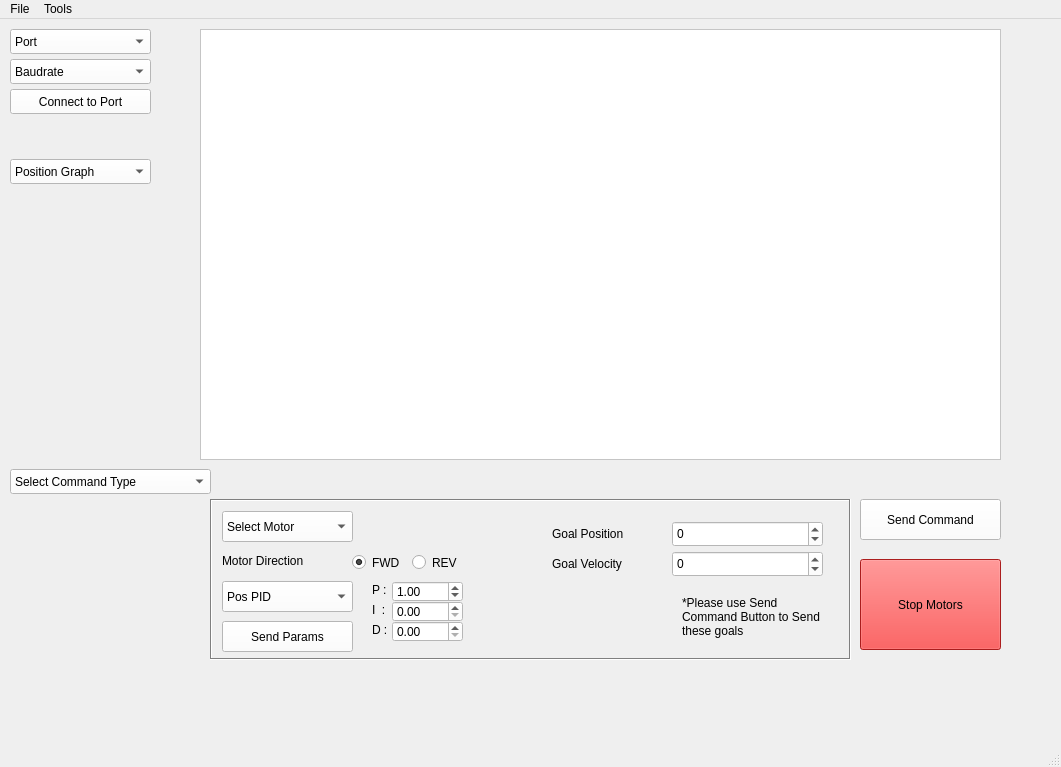
First picture: the form in python_serial/Controller_GUI/ui/Controller_GUI.ui, repository dstoianovici/Teensy4_L298_MotorController, before the edit.
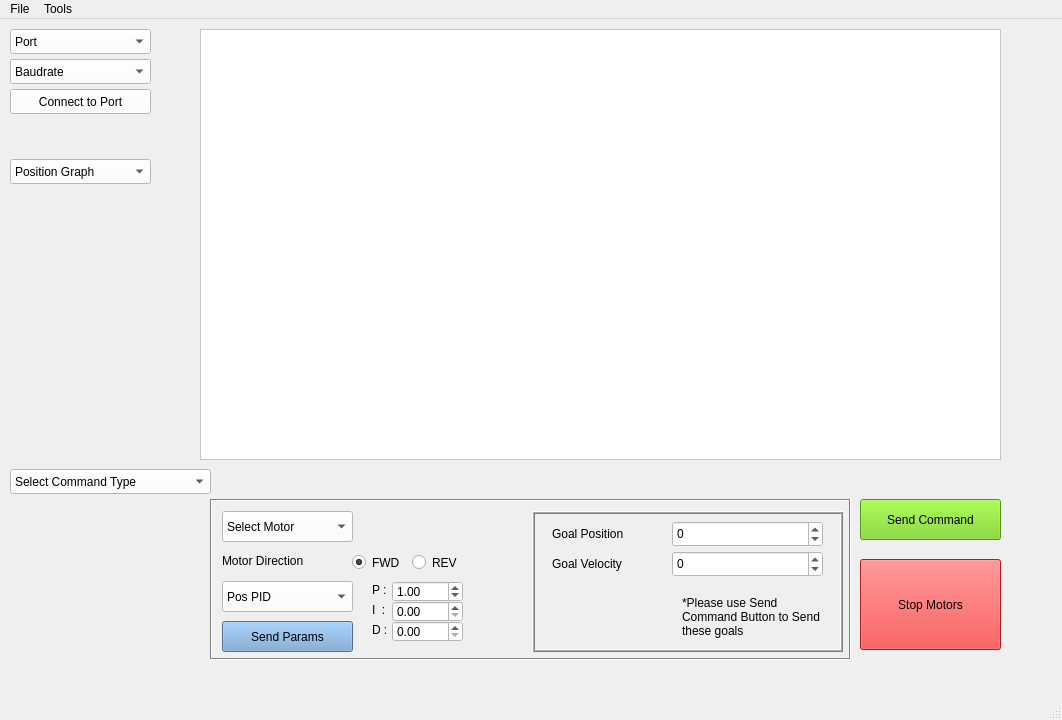
Second picture: the form after the edit. The open tabs and pages were chosen to show the change. Custom widgets are drawn as their Qt base class.

What changed in the file:
```diff
--- a/python_serial/Controller_GUI/ui/Controller_GUI.ui
+++ b/python_serial/Controller_GUI/ui/Controller_GUI.ui
@@ -6,8 +6,8 @@
    <rect>
     <x>0</x>
     <y>0</y>
-    <width>1061</width>
-    <height>767</height>
+    <width>1062</width>
+    <height>720</height>
    </rect>
   </property>
   <property name="windowTitle">
@@ -501,6 +501,421 @@
       <height>41</height>
      </rect>
     </property>
+    <property name="palette">
+     <palette>
+      <active>
+       <colorrole role="WindowText">
+        <brush brushstyle="SolidPattern">
+         <color alpha="255">
+          <red>0</red>
+          <green>0</green>
+          <blue>0</blue>
+         </color>
+        </brush>
+       </colorrole>
+       <colorrole role="Button">
+        <brush brushstyle="SolidPattern">
+         <color alpha="255">
+          <red>115</red>
+          <green>210</green>
+          <blue>22</blue>
+         </color>
+        </brush>
+       </colorrole>
+       <colorrole role="Light">
+        <brush brushstyle="SolidPattern">
+         <color alpha="255">
+          <red>170</red>
+          <green>255</green>
+          <blue>87</blue>
+         </color>
+        </brush>
+       </colorrole>
+       <colorrole role="Midlight">
+        <brush brushstyle="SolidPattern">
+         <color alpha="255">
+          <red>142</red>
+          <green>232</green>
+          <blue>54</blue>
+         </color>
+        </brush>
+       </colorrole>
+       <colorrole role="Dark">
+        <brush brushstyle="SolidPattern">
+         <color alpha="255">
+          <red>57</red>
+          <green>105</green>
+          <blue>11</blue>
+         </color>
+        </brush>
+       </colorrole>
+       <colorrole role="Mid">
+        <brush brushstyle="SolidPattern">
+         <color alpha="255">
+          <red>76</red>
+          <green>140</green>
+          <blue>14</blue>
+         </color>
+        </brush>
+       </colorrole>
+       <colorrole role="Text">
+        <brush brushstyle="SolidPattern">
+         <color alpha="255">
+          <red>0</red>
+          <green>0</green>
+          <blue>0</blue>
+         </color>
+        </brush>
+       </colorrole>
+       <colorrole role="BrightText">
+        <brush brushstyle="SolidPattern">
+         <color alpha="255">
+          <red>255</red>
+          <green>255</green>
+          <blue>255</blue>
+         </color>
+        </brush>
+       </colorrole>
+       <colorrole role="ButtonText">
+        <brush brushstyle="SolidPattern">
+         <color alpha="255">
+          <red>0</red>
+          <green>0</green>
+          <blue>0</blue>
+         </color>
+        </brush>
+       </colorrole>
+       <colorrole role="Base">
+        <brush brushstyle="SolidPattern">
+         <color alpha="255">
+          <red>255</red>
+          <green>255</green>
+          <blue>255</blue>
+         </color>
+        </brush>
+       </colorrole>
+       <colorrole role="Window">
+        <brush brushstyle="SolidPattern">
+         <color alpha="255">
+          <red>115</red>
+          <green>210</green>
+          <blue>22</blue>
+         </color>
+        </brush>
+       </colorrole>
+       <colorrole role="Shadow">
+        <brush brushstyle="SolidPattern">
+         <color alpha="255">
+          <red>0</red>
+          <green>0</green>
+          <blue>0</blue>
+         </color>
+        </brush>
+       </colorrole>
+       <colorrole role="AlternateBase">
+        <brush brushstyle="SolidPattern">
+         <color alpha="255">
+          <red>185</red>
+          <green>232</green>
+          <blue>138</blue>
+         </color>
+        </brush>
+       </colorrole>
+       <colorrole role="ToolTipBase">
+        <brush brushstyle="SolidPattern">
+         <color alpha="255">
+          <red>255</red>
+          <green>255</green>
+          <blue>220</blue>
+         </color>
+        </brush>
+       </colorrole>
+       <colorrole role="ToolTipText">
+        <brush brushstyle="SolidPattern">
+         <color alpha="255">
+          <red>0</red>
+          <green>0</green>
+          <blue>0</blue>
+         </color>
+        </brush>
+       </colorrole>
+      </active>
+      <inactive>
+       <colorrole role="WindowText">
+        <brush brushstyle="SolidPattern">
+         <color alpha="255">
+          <red>0</red>
+          <green>0</green>
+          <blue>0</blue>
+         </color>
+        </brush>
+       </colorrole>
+       <colorrole role="Button">
+        <brush brushstyle="SolidPattern">
+         <color alpha="255">
+          <red>115</red>
+          <green>210</green>
+          <blue>22</blue>
+         </color>
+        </brush>
+       </colorrole>
+       <colorrole role="Light">
+        <brush brushstyle="SolidPattern">
+         <color alpha="255">
+          <red>170</red>
+          <green>255</green>
+          <blue>87</blue>
+         </color>
+        </brush>
+       </colorrole>
+       <colorrole role="Midlight">
+        <brush brushstyle="SolidPattern">
+         <color alpha="255">
+          <red>142</red>
+          <green>232</green>
+          <blue>54</blue>
+         </color>
+        </brush>
+       </colorrole>
+       <colorrole role="Dark">
+        <brush brushstyle="SolidPattern">
+         <color alpha="255">
+          <red>57</red>
+          <green>105</green>
+          <blue>11</blue>
+         </color>
+        </brush>
+       </colorrole>
+       <colorrole role="Mid">
+        <brush brushstyle="SolidPattern">
+         <color alpha="255">
+          <red>76</red>
+          <green>140</green>
+          <blue>14</blue>
+         </color>
+        </brush>
+       </colorrole>
+       <colorrole role="Text">
+        <brush brushstyle="SolidPattern">
+         <color alpha="255">
+          <red>0</red>
+          <green>0</green>
+          <blue>0</blue>
+         </color>
+        </brush>
+       </colorrole>
+       <colorrole role="BrightText">
+        <brush brushstyle="SolidPattern">
+         <color alpha="255">
+          <red>255</red>
+          <green>255</green>
+          <blue>255</blue>
+         </color>
+        </brush>
+       </colorrole>
+       <colorrole role="ButtonText">
+        <brush brushstyle="SolidPattern">
+         <color alpha="255">
+          <red>0</red>
+          <green>0</green>
+          <blue>0</blue>
+         </color>
+        </brush>
+       </colorrole>
+       <colorrole role="Base">
+        <brush brushstyle="SolidPattern">
+         <color alpha="255">
+          <red>255</red>
+          <green>255</green>
+          <blue>255</blue>
+         </color>
+        </brush>
+       </colorrole>
+       <colorrole role="Window">
+        <brush brushstyle="SolidPattern">
+         <color alpha="255">
+          <red>115</red>
+          <green>210</green>
+          <blue>22</blue>
+         </color>
+        </brush>
+       </colorrole>
+       <colorrole role="Shadow">
+        <brush brushstyle="SolidPattern">
+         <color alpha="255">
+          <red>0</red>
+          <green>0</green>
+          <blue>0</blue>
+         </color>
+        </brush>
+       </colorrole>
+       <colorrole role="AlternateBase">
+        <brush brushstyle="SolidPattern">
+         <color alpha="255">
+          <red>185</red>
+          <green>232</green>
+          <blue>138</blue>
+         </color>
+        </brush>
+       </colorrole>
+       <colorrole role="ToolTipBase">
+        <brush brushstyle="SolidPattern">
+         <color alpha="255">
+          <red>255</red>
+          <green>255</green>
+          <blue>220</blue>
+         </color>
+        </brush>
+       </colorrole>
+       <colorrole role="ToolTipText">
+        <brush brushstyle="SolidPattern">
+         <color alpha="255">
+          <red>0</red>
+          <green>0</green>
+          <blue>0</blue>
+         </color>
+        </brush>
+       </colorrole>
+      </inactive>
+      <disabled>
+       <colorrole role="WindowText">
+        <brush brushstyle="SolidPattern">
+         <color alpha="255">
+          <red>57</red>
+          <green>105</green>
+          <blue>11</blue>
+         </color>
+        </brush>
+       </colorrole>
+       <colorrole role="Button">
+        <brush brushstyle="SolidPattern">
+         <color alpha="255">
+          <red>115</red>
+          <green>210</green>
+          <blue>22</blue>
+         </color>
+        </brush>
+       </colorrole>
+       <colorrole role="Light">
+        <brush brushstyle="SolidPattern">
+         <color alpha="255">
+          <red>170</red>
+          <green>255</green>
+          <blue>87</blue>
+         </color>
+        </brush>
+       </colorrole>
+       <colorrole role="Midlight">
+        <brush brushstyle="SolidPattern">
+         <color alpha="255">
+          <red>142</red>
+          <green>232</green>
+          <blue>54</blue>
+         </color>
+        </brush>
+       </colorrole>
+       <colorrole role="Dark">
+        <brush brushstyle="SolidPattern">
+         <color alpha="255">
+          <red>57</red>
+          <green>105</green>
+          <blue>11</blue>
+         </color>
+        </brush>
+       </colorrole>
+       <colorrole role="Mid">
+        <brush brushstyle="SolidPattern">
+         <color alpha="255">
+          <red>76</red>
+          <green>140</green>
+          <blue>14</blue>
+         </color>
+        </brush>
+       </colorrole>
+       <colorrole role="Text">
+        <brush brushstyle="SolidPattern">
+         <color alpha="255">
+          <red>57</red>
+          <green>105</green>
+          <blue>11</blue>
+         </color>
+        </brush>
+       </colorrole>
+       <colorrole role="BrightText">
+        <brush brushstyle="SolidPattern">
+         <color alpha="255">
+          <red>255</red>
+          <green>255</green>
+          <blue>255</blue>
+         </color>
+        </brush>
+       </colorrole>
+       <colorrole role="ButtonText">
+        <brush brushstyle="SolidPattern">
+         <color alpha="255">
+          <red>57</red>
+          <green>105</green>
+          <blue>11</blue>
+         </color>
+        </brush>
+       </colorrole>
+       <colorrole role="Base">
+        <brush brushstyle="SolidPattern">
+         <color alpha="255">
+          <red>115</red>
+          <green>210</green>
+          <blue>22</blue>
+         </color>
+        </brush>
+       </colorrole>
+       <colorrole role="Window">
+        <brush brushstyle="SolidPattern">
+         <color alpha="255">
+          <red>115</red>
+          <green>210</green>
+          <blue>22</blue>
+         </color>
+        </brush>
+       </colorrole>
+       <colorrole role="Shadow">
+        <brush brushstyle="SolidPattern">
+         <color alpha="255">
+          <red>0</red>
+          <green>0</green>
+          <blue>0</blue>
+         </color>
+        </brush>
+       </colorrole>
+       <colorrole role="AlternateBase">
+        <brush brushstyle="SolidPattern">
+         <color alpha="255">
+          <red>115</red>
+          <green>210</green>
+          <blue>22</blue>
+         </color>
+        </brush>
+       </colorrole>
+       <colorrole role="ToolTipBase">
+        <brush brushstyle="SolidPattern">
+         <color alpha="255">
+          <red>255</red>
+          <green>255</green>
+          <blue>220</blue>
+         </color>
+        </brush>
+       </colorrole>
+       <colorrole role="ToolTipText">
+        <brush brushstyle="SolidPattern">
+         <color alpha="255">
+          <red>0</red>
+          <green>0</green>
+          <blue>0</blue>
+         </color>
+        </brush>
+       </colorrole>
+      </disabled>
+     </palette>
+    </property>
     <property name="text">
      <string>Send Command</string>
     </property>
@@ -1736,6 +2151,424 @@
         <height>31</height>
        </rect>
       </property>
+      <property name="palette">
+       <palette>
+        <active>
+         <colorrole role="WindowText">
+          <brush brushstyle="SolidPattern">
+           <color alpha="255">
+            <red>0</red>
+            <green>0</green>
+            <blue>0</blue>
+           </color>
+          </brush>
+         </colorrole>
+         <colorrole role="Button">
+          <brush brushstyle="SolidPattern">
+           <color alpha="255">
+            <red>114</red>
+            <green>159</green>
+            <blue>207</blue>
+           </color>
+          </brush>
+         </colorrole>
+         <colorrole role="Light">
+          <brush brushstyle="SolidPattern">
+           <color alpha="255">
+            <red>196</red>
+            <green>225</green>
+            <blue>255</blue>
+           </color>
+          </brush>
+         </colorrole>
+         <colorrole role="Midlight">
+          <brush brushstyle="SolidPattern">
+           <color alpha="255">
+            <red>155</red>
+            <green>192</green>
+            <blue>231</blue>
+           </color>
+          </brush>
+         </colorrole>
+         <colorrole role="Dark">
+          <brush brushstyle="SolidPattern">
+           <color alpha="255">
+            <red>57</red>
+            <green>79</green>
+            <blue>103</blue>
+           </color>
+          </brush>
+         </colorrole>
+         <colorrole role="Mid">
+          <brush brushstyle="SolidPattern">
+           <color alpha="255">
+            <red>76</red>
+            <green>106</green>
+            <blue>138</blue>
+           </color>
+          </brush>
+         </colorrole>
+         <colorrole role="Text">
+          <brush brushstyle="SolidPattern">
+           <color alpha="255">
+            <red>0</red>
+            <green>0</green>
+            <blue>0</blue>
+           </color>
+          </brush>
+         </colorrole>
+         <colorrole role="BrightText">
+          <brush brushstyle="SolidPattern">
+           <color alpha="255">
+            <red>255</red>
+            <green>255</green>
+            <blue>255</blue>
+           </color>
+          </brush>
+         </colorrole>
+         <colorrole role="ButtonText">
+          <brush brushstyle="SolidPattern">
+           <color alpha="255">
+            <red>0</red>
+            <green>0</green>
+            <blue>0</blue>
+           </color>
+          </brush>
+         </colorrole>
+         <colorrole role="Base">
+          <brush brushstyle="SolidPattern">
+           <color alpha="255">
+            <red>255</red>
+            <green>255</green>
+            <blue>255</blue>
+           </color>
+          </brush>
+         </colorrole>
+         <colorrole role="Window">
+          <brush brushstyle="SolidPattern">
+           <color alpha="255">
+            <red>114</red>
+            <green>159</green>
+            <blue>207</blue>
+           </color>
+          </brush>
+         </colorrole>
+         <colorrole role="Shadow">
+          <brush brushstyle="SolidPattern">
+           <color alpha="255">
+            <red>0</red>
+            <green>0</green>
+            <blue>0</blue>
+           </color>
+          </brush>
+         </colorrole>
+         <colorrole role="AlternateBase">
+          <brush brushstyle="SolidPattern">
+           <color alpha="255">
+            <red>184</red>
+            <green>207</green>
+            <blue>231</blue>
+           </color>
+          </brush>
+         </colorrole>
+         <colorrole role="ToolTipBase">
+          <brush brushstyle="SolidPattern">
+           <color alpha="255">
+            <red>255</red>
+            <green>255</green>
+            <blue>220</blue>
+           </color>
+          </brush>
+         </colorrole>
+         <colorrole role="ToolTipText">
+          <brush brushstyle="SolidPattern">
+           <color alpha="255">
+            <red>0</red>
+            <green>0</green>
+            <blue>0</blue>
+           </color>
+          </brush>
+         </colorrole>
+        </active>
+        <inactive>
+         <colorrole role="WindowText">
+          <brush brushstyle="SolidPattern">
+           <color alpha="255">
+            <red>0</red>
+            <green>0</green>
+            <blue>0</blue>
+           </color>
+          </brush>
+         </colorrole>
+         <colorrole role="Button">
+          <brush brushstyle="SolidPattern">
+           <color alpha="255">
+            <red>114</red>
+            <green>159</green>
+            <blue>207</blue>
+           </color>
+          </brush>
+         </colorrole>
+         <colorrole role="Light">
+          <brush brushstyle="SolidPattern">
+           <color alpha="255">
+            <red>196</red>
+            <green>225</green>
+            <blue>255</blue>
+           </color>
+          </brush>
+         </colorrole>
+         <colorrole role="Midlight">
+          <brush brushstyle="SolidPattern">
+           <color alpha="255">
+            <red>155</red>
+            <green>192</green>
+            <blue>231</blue>
+           </color>
+          </brush>
+         </colorrole>
+         <colorrole role="Dark">
+          <brush brushstyle="SolidPattern">
+           <color alpha="255">
+            <red>57</red>
+            <green>79</green>
+            <blue>103</blue>
+           </color>
+          </brush>
+         </colorrole>
+         <colorrole role="Mid">
+          <brush brushstyle="SolidPattern">
+           <color alpha="255">
+            <red>76</red>
+            <green>106</green>
+            <blue>138</blue>
+           </color>
+          </brush>
+         </colorrole>
+         <colorrole role="Text">
+          <brush brushstyle="SolidPattern">
+           <color alpha="255">
+            <red>0</red>
+            <green>0</green>
+            <blue>0</blue>
+           </color>
+          </brush>
+         </colorrole>
+         <colorrole role="BrightText">
+          <brush brushstyle="SolidPattern">
+           <color alpha="255">
+            <red>255</red>
+            <green>255</green>
+            <blue>255</blue>
+           </color>
+          </brush>
+         </colorrole>
+         <colorrole role="ButtonText">
+          <brush brushstyle="SolidPattern">
+           <color alpha="255">
+            <red>0</red>
+            <green>0</green>
+            <blue>0</blue>
+           </color>
+          </brush>
+         </colorrole>
+         <colorrole role="Base">
+          <brush brushstyle="SolidPattern">
+           <color alpha="255">
+            <red>255</red>
+            <green>255</green>
+            <blue>255</blue>
+           </color>
+          </brush>
+         </colorrole>
+         <colorrole role="Window">
+          <brush brushstyle="SolidPattern">
+           <color alpha="255">
+            <red>114</red>
+            <green>159</green>
+            <blue>207</blue>
+           </color>
+          </brush>
+         </colorrole>
+         <colorrole role="Shadow">
+          <brush brushstyle="SolidPattern">
+           <color alpha="255">
+            <red>0</red>
+            <green>0</green>
+            <blue>0</blue>
+           </color>
+          </brush>
+         </colorrole>
+         <colorrole role="AlternateBase">
+          <brush brushstyle="SolidPattern">
+           <color alpha="255">
+            <red>184</red>
+            <green>207</green>
+            <blue>231</blue>
+           </color>
+          </brush>
+         </colorrole>
+         <colorrole role="ToolTipBase">
+          <brush brushstyle="SolidPattern">
+           <color alpha="255">
+            <red>255</red>
+            <green>255</green>
+            <blue>220</blue>
+           </color>
+          </brush>
+         </colorrole>
+         <colorrole role="ToolTipText">
+          <brush brushstyle="SolidPattern">
+           <color alpha="255">
+            <red>0</red>
+            <green>0</green>
+            <blue>0</blue>
+           </color>
+          </brush>
+         </colorrole>
+        </inactive>
+        <disabled>
+         <colorrole role="WindowText">
+          <brush brushstyle="SolidPattern">
+           <color alpha="255">
+            <red>57</red>
+            <green>79</green>
+            <blue>103</blue>
+           </color>
+          </brush>
+         </colorrole>
+         <colorrole role="Button">
+          <brush brushstyle="SolidPattern">
+           <color alpha="255">
+            <red>114</red>
+            <green>159</green>
+            <blue>207</blue>
+           </color>
+          </brush>
+         </colorrole>
+         <colorrole role="Light">
+          <brush brushstyle="SolidPattern">
+           <color alpha="255">
+            <red>196</red>
+            <green>225</green>
+            <blue>255</blue>
+           </color>
+          </brush>
+         </colorrole>
+         <colorrole role="Midlight">
+          <brush brushstyle="SolidPattern">
+           <color alpha="255">
+            <red>155</red>
+            <green>192</green>
+            <blue>231</blue>
+           </color>
+          </brush>
+         </colorrole>
+         <colorrole role="Dark">
+          <brush brushstyle="SolidPattern">
+           <color alpha="255">
+            <red>57</red>
+            <green>79</green>
+            <blue>103</blue>
+           </color>
+          </brush>
+         </colorrole>
+         <colorrole role="Mid">
+          <brush brushstyle="SolidPattern">
+           <color alpha="255">
+            <red>76</red>
+            <green>106</green>
+            <blue>138</blue>
+           </color>
+          </brush>
+         </colorrole>
+         <colorrole role="Text">
+          <brush brushstyle="SolidPattern">
+           <color alpha="255">
+            <red>57</red>
+            <green>79</green>
+            <blue>103</blue>
+           </color>
+          </brush>
+         </colorrole>
+         <colorrole role="BrightText">
+          <brush brushstyle="SolidPattern">
+           <color alpha="255">
+            <red>255</red>
+            <green>255</green>
+            <blue>255</blue>
+           </color>
+          </brush>
+         </colorrole>
+         <colorrole role="ButtonText">
+          <brush brushstyle="SolidPattern">
+           <color alpha="255">
+            <red>57</red>
+            <green>79</green>
+            <blue>103</blue>
+           </color>
+          </brush>
+         </colorrole>
+         <colorrole role="Base">
+          <brush brushstyle="SolidPattern">
+           <color alpha="255">
+            <red>114</red>
+            <green>159</green>
+            <blue>207</blue>
+           </color>
+          </brush>
+         </colorrole>
+         <colorrole role="Window">
+          <brush brushstyle="SolidPattern">
+           <color alpha="255">
+            <red>114</red>
+            <green>159</green>
+            <blue>207</blue>
+           </color>
+          </brush>
+         </colorrole>
+         <colorrole role="Shadow">
+          <brush brushstyle="SolidPattern">
+           <color alpha="255">
+            <red>0</red>
+            <green>0</green>
+            <blue>0</blue>
+           </color>
+          </brush>
+         </colorrole>
+         <colorrole role="AlternateBase">
+          <brush brushstyle="SolidPattern">
+           <color alpha="255">
+            <red>114</red>
+            <green>159</green>
+            <blue>207</blue>
+           </color>
+          </brush>
+         </colorrole>
+         <colorrole role="ToolTipBase">
+          <brush brushstyle="SolidPattern">
+           <color alpha="255">
+            <red>255</red>
+            <green>255</green>
+            <blue>220</blue>
+           </color>
+          </brush>
+         </colorrole>
+         <colorrole role="ToolTipText">
+          <brush brushstyle="SolidPattern">
+           <color alpha="255">
+            <red>0</red>
+            <green>0</green>
+            <blue>0</blue>
+           </color>
+          </brush>
+         </colorrole>
+        </disabled>
+       </palette>
+      </property>
+      <property name="autoFillBackground">
+       <bool>false</bool>
+      </property>
       <property name="text">
        <string>Send Params</string>
       </property>
@@ -1782,85 +2615,110 @@
        <double>0.010000000000000</double>
       </property>
      </widget>
-     <widget class="QSpinBox" name="goal_position_spinBox_tune">
+     <widget class="QFrame" name="frame">
       <property name="geometry">
        <rect>
-        <x>460</x>
-        <y>20</y>
-        <width>151</width>
-        <height>26</height>
+        <x>320</x>
+        <y>10</y>
+        <width>311</width>
+        <height>141</height>
        </rect>
       </property>
-      <property name="minimum">
-       <number>-40000000</number>
+      <property name="autoFillBackground">
+       <bool>false</bool>
       </property>
-      <property name="maximum">
-       <number>40000000</number>
+      <property name="frameShape">
+       <enum>QFrame::Box</enum>
       </property>
-      <property name="singleStep">
-       <number>5</number>
+      <property name="frameShadow">
+       <enum>QFrame::Raised</enum>
       </property>
-     </widget>
-     <widget class="QLabel" name="label_18">
-      <property name="geometry">
-       <rect>
-        <x>340</x>
-        <y>20</y>
-        <width>101</width>
-        <height>26</height>
-       </rect>
+      <property name="lineWidth">
+       <number>1</number>
       </property>
-      <property name="text">
-       <string>Goal Position</string>
+      <property name="midLineWidth">
+       <number>1</number>
       </property>
-     </widget>
-     <widget class="QSpinBox" name="goal_velocity_spinBox_tune">
-      <property name="geometry">
-       <rect>
-        <x>460</x>
-        <y>50</y>
-        <width>151</width>
-        <height>26</height>
-       </rect>
-      </property>
-      <property name="minimum">
-       <number>-40000000</number>
-      </property>
-      <property name="maximum">
-       <number>40000000</number>
-      </property>
-      <property name="singleStep">
-       <number>5</number>
-      </property>
-     </widget>
-     <widget class="QLabel" name="label_19">
-      <property name="geometry">
-       <rect>
-        <x>340</x>
-        <y>50</y>
-        <width>101</width>
-        <height>26</height>
-       </rect>
-      </property>
-      <property name="text">
-       <string>Goal Velocity</string>
-      </property>
-     </widget>
-     <widget class="QLabel" name="label_20">
-      <property name="geometry">
-       <rect>
-        <x>470</x>
-        <y>80</y>
-        <width>141</width>
-        <height>71</height>
-       </rect>
-      </property>
-      <property name="text">
-       <string>*Please use Send Command Button to Send these goals</string>
-      </property>
-      <property name="wordWrap">
-       <bool>true</bool>
-      </property>
+      <widget class="QLabel" name="label_20">
+       <property name="geometry">
+        <rect>
+         <x>150</x>
+         <y>70</y>
+         <width>141</width>
+         <height>71</height>
+        </rect>
+       </property>
+       <property name="text">
+        <string>*Please use Send Command Button to Send these goals</string>
+       </property>
+       <property name="wordWrap">
+        <bool>true</bool>
+       </property>
+      </widget>
+      <widget class="QSpinBox" name="goal_position_spinBox_tune">
+       <property name="geometry">
+        <rect>
+         <x>140</x>
+         <y>10</y>
+         <width>151</width>
+         <height>26</height>
+        </rect>
+       </property>
+       <property name="minimum">
+        <number>-40000000</number>
+       </property>
+       <property name="maximum">
+        <number>40000000</number>
+       </property>
+       <property name="singleStep">
+        <number>5</number>
+       </property>
+      </widget>
+      <widget class="QSpinBox" name="goal_velocity_spinBox_tune">
+       <property name="geometry">
+        <rect>
+         <x>140</x>
+         <y>40</y>
+         <width>151</width>
+         <height>26</height>
+        </rect>
+       </property>
+       <property name="minimum">
+        <number>-40000000</number>
+       </property>
+       <property name="maximum">
+        <number>40000000</number>
+       </property>
+       <property name="singleStep">
+        <number>5</number>
+       </property>
+      </widget>
+      <widget class="QLabel" name="label_18">
+       <property name="geometry">
+        <rect>
+         <x>20</x>
+         <y>10</y>
+         <width>101</width>
+         <height>26</height>
+        </rect>
+       </property>
+       <property name="text">
+        <string>Goal Position</string>
+       </property>
+      </widget>
+      <widget class="QLabel" name="label_19">
+       <property name="geometry">
+        <rect>
+         <x>20</x>
+         <y>40</y>
+         <width>101</width>
+         <height>26</height>
+        </rect>
+       </property>
+       <property name="text">
+        <string>Goal Velocity</string>
+       </property>
+      </widget>
      </widget>
     </widget>
    </widget>
@@ -1870,7 +2728,7 @@
     <rect>
      <x>0</x>
      <y>0</y>
-     <width>1061</width>
+     <width>1062</width>
      <height>22</height>
     </rect>
    </property>
```
Left out of the diff: 28 changed lines with no effect on the pictures.
